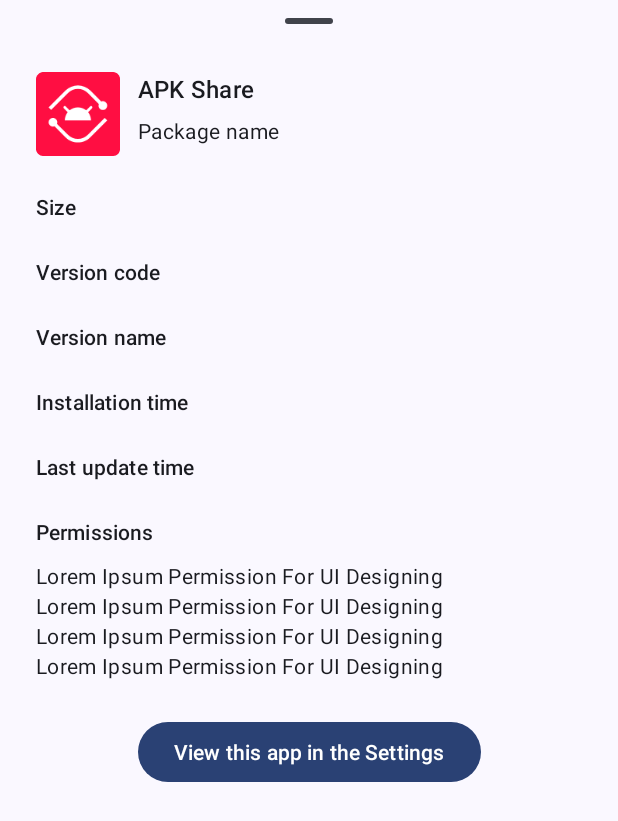
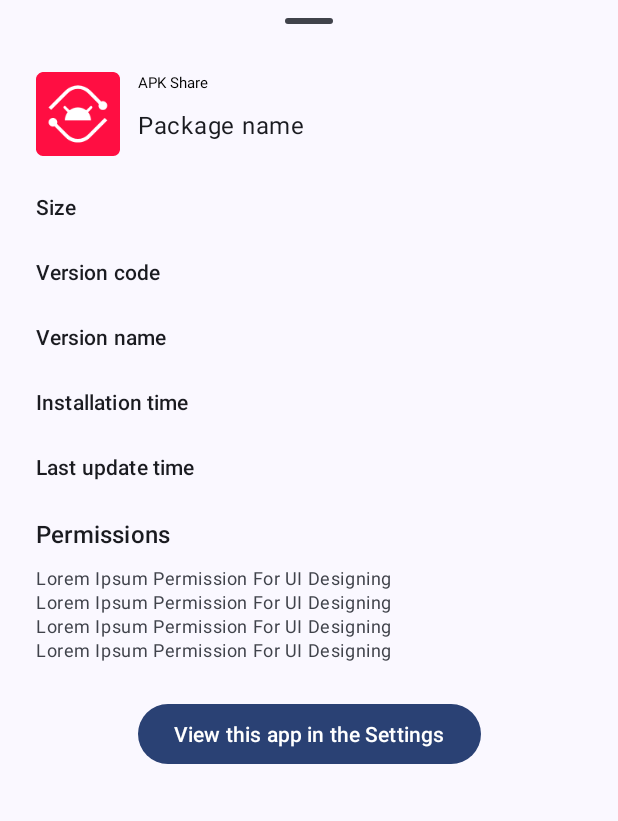
Before and after one commit to RAM-tech400/APK-Share, an Android app: the layout apk_details_layout.xml on its own in the app's theme, with its tools: preview values and no code run, on a phone screen of 412 x 824 dp. Shown: the top 821 px of the screen. Run offline under Robolectric (Android 15) with nearby library versions, the phone set to English and light mode, and no system bars.

Commit message:
UI improvements.

```diff
--- a/app/src/main/res/layout/apk_details_layout.xml
+++ b/app/src/main/res/layout/apk_details_layout.xml
@@ -41,13 +41,13 @@
             android:marqueeRepeatLimit="marquee_forever"
             android:singleLine="true"
             android:id="@+id/apk_details_layout_text_view_app_name"
-            android:textAppearance="@style/TextAppearance.Material3.TitleMedium" />
+            android:textAppearance="@style/TextAppearance.Material3.TitleMedium.Emphasized" />
 
         <TextView
             android:layout_width="0dp"
             android:layout_height="wrap_content"
             android:text="@string/package_name"
-            android:textAppearance="@style/TextAppearance.Material3.BodyMedium"
+            android:textAppearance="@style/TextAppearance.Material3.BodyLarge"
             app:layout_constraintTop_toBottomOf="@id/apk_details_layout_text_view_app_name"
             app:layout_constraintStart_toEndOf="@id/apk_details_layout_image_view_launcher_icon"
             android:layout_marginStart="12dp"
@@ -114,7 +114,7 @@
             app:layout_constraintStart_toStartOf="parent"
             app:layout_constraintTop_toBottomOf="@id/apk_details_layout_text_view_label_last_update_time"
             android:text="@string/permissions"
-            android:textAppearance="@style/TextAppearance.Material3.TitleSmall"
+            android:textAppearance="@style/TextAppearance.Material3.TitleMedium"
             android:layout_marginTop="24dp"
             android:id="@+id/apk_details_layout_text_view_label_permissions" />
 
@@ -122,7 +122,7 @@
             android:layout_width="wrap_content"
             android:layout_height="match_parent"
             android:text="Lorem Ipsum Permission For UI Designing\nLorem Ipsum Permission For UI Designing\nLorem Ipsum Permission For UI Designing\nLorem Ipsum Permission For UI Designing"
-            android:textAppearance="@style/TextAppearance.Material3.BodyMedium"
+            android:textAppearance="@style/TextAppearance.Material3.BodySmall"
             app:layout_constraintTop_toBottomOf="@id/apk_details_layout_text_view_label_permissions"
             android:layout_marginTop="10dp"
             app:layout_constraintStart_toStartOf="parent"
```
